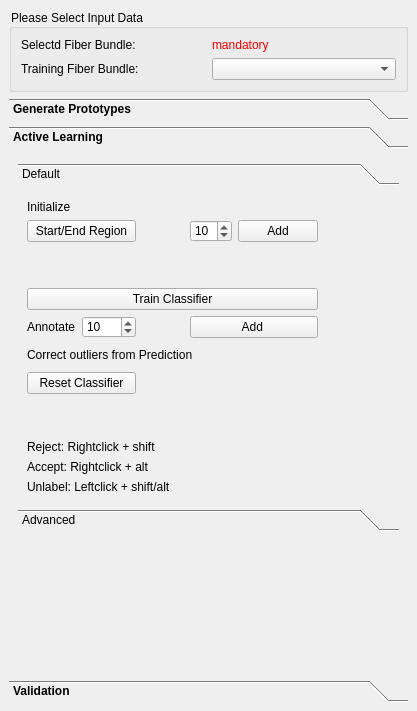
Before: the Qt Designer form Plugins/org.mitk.gui.qt.diffusionimaging.fiberprocessing/src/internal/QmitkInteractiveFiberDissectionViewControls.ui in MIC-DKFZ/MITK-Diffusion, drawn with Qt 5.
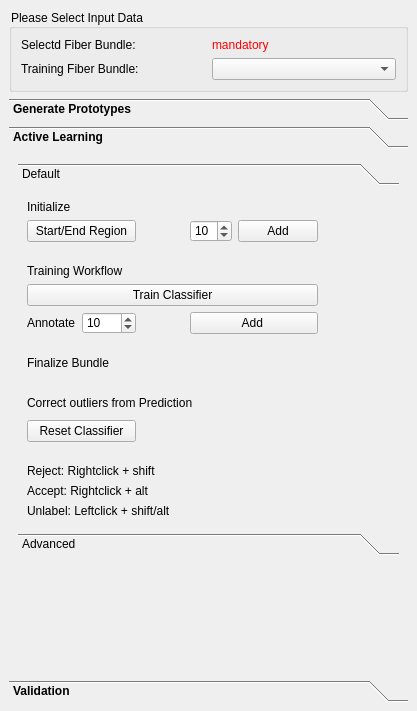
After: the same form once the commit is applied. Icons and pictures are not drawn. Custom widgets are drawn as their Qt base class.

The edit to the form file:
```diff
--- a/Plugins/org.mitk.gui.qt.diffusionimaging.fiberprocessing/src/internal/QmitkInteractiveFiberDissectionViewControls.ui
+++ b/Plugins/org.mitk.gui.qt.diffusionimaging.fiberprocessing/src/internal/QmitkInteractiveFiberDissectionViewControls.ui
@@ -288,159 +288,14 @@
             <x>0</x>
             <y>0</y>
             <width>381</width>
-            <height>343</height>
+            <height>366</height>
            </rect>
           </property>
           <attribute name="label">
            <string>Default</string>
           </attribute>
           <layout class="QGridLayout" name="gridLayout_2">
-           <item row="1" column="0" colspan="2">
-            <widget class="QPushButton" name="m_StreamlineCreation">
-             <property name="text">
-              <string>Start/End Region</string>
-             </property>
-            </widget>
-           </item>
-           <item row="4" column="6">
-            <widget class="QPushButton" name="m_unclabelingBrush">
-             <property name="maximumSize">
-              <size>
-               <width>30</width>
-               <height>30</height>
-              </size>
-             </property>
-             <property name="text">
-              <string/>
-             </property>
-             <property name="icon">
-              <iconset>
-               <normaloff>:/org.mitk.gui.qt.diffusionimaging.fiberprocessing/resources/brush.png</normaloff>:/org.mitk.gui.qt.diffusionimaging.fiberprocessing/resources/brush.png</iconset>
-             </property>
-             <property name="iconSize">
-              <size>
-               <width>32</width>
-               <height>32</height>
-              </size>
-             </property>
-             <property name="flat">
-              <bool>true</bool>
-             </property>
-            </widget>
-           </item>
-           <item row="10" column="0" colspan="4">
-            <widget class="QLabel" name="label_16">
-             <property name="text">
-              <string>Unlabel: Leftclick + shift/alt</string>
-             </property>
-            </widget>
-           </item>
-           <item row="1" column="5">
-            <widget class="QPushButton" name="m_ErazorButton">
-             <property name="maximumSize">
-              <size>
-               <width>30</width>
-               <height>30</height>
-              </size>
-             </property>
-             <property name="text">
-              <string/>
-             </property>
-             <property name="icon">
-              <iconset>
-               <normaloff>:/org.mitk.gui.qt.diffusionimaging.fiberprocessing/resources/eraze.png</normaloff>:/org.mitk.gui.qt.diffusionimaging.fiberprocessing/resources/eraze.png</iconset>
-             </property>
-             <property name="iconSize">
-              <size>
-               <width>32</width>
-               <height>32</height>
-              </size>
-             </property>
-             <property name="flat">
-              <bool>true</bool>
-             </property>
-            </widget>
-           </item>
-           <item row="6" column="0" colspan="2">
-            <widget class="QPushButton" name="m_resetClassifier">
-             <property name="text">
-              <string>Reset Classifier</string>
-             </property>
-            </widget>
-           </item>
-           <item row="1" column="6">
-            <widget class="QPushButton" name="m_BrushButton">
-             <property name="maximumSize">
-              <size>
-               <width>30</width>
-               <height>30</height>
-              </size>
-             </property>
-             <property name="text">
-              <string/>
-             </property>
-             <property name="icon">
-              <iconset>
-               <normaloff>:/org.mitk.gui.qt.diffusionimaging.fiberprocessing/resources/brush.png</normaloff>:/org.mitk.gui.qt.diffusionimaging.fiberprocessing/resources/brush.png</iconset>
-             </property>
-             <property name="iconSize">
-              <size>
-               <width>32</width>
-               <height>32</height>
-              </size>
-             </property>
-             <property name="flat">
-              <bool>true</bool>
-             </property>
-            </widget>
-           </item>
-           <item row="5" column="6">
-            <widget class="QPushButton" name="m_predlabelingBrush">
-             <property name="maximumSize">
-              <size>
-               <width>30</width>
-               <height>30</height>
-              </size>
-             </property>
-             <property name="text">
-              <string/>
-             </property>
-             <property name="icon">
-              <iconset>
-               <normaloff>:/org.mitk.gui.qt.diffusionimaging.fiberprocessing/resources/brush.png</normaloff>:/org.mitk.gui.qt.diffusionimaging.fiberprocessing/resources/brush.png</iconset>
-             </property>
-             <property name="iconSize">
-              <size>
-               <width>32</width>
-               <height>32</height>
-              </size>
-             </property>
-             <property name="flat">
-              <bool>true</bool>
-             </property>
-            </widget>
-           </item>
-           <item row="2" column="0">
-            <spacer name="verticalSpacer_2">
-             <property name="orientation">
-              <enum>Qt::Vertical</enum>
-             </property>
-             <property name="sizeHint" stdset="0">
-              <size>
-               <width>20</width>
-               <height>40</height>
-              </size>
-             </property>
-            </spacer>
-           </item>
-           <item row="9" column="0" colspan="4">
-            <widget class="QLabel" name="label_14">
-             <property name="text">
-              <string>Accept: Rightclick + alt</string>
-             </property>
-            </widget>
-           </item>
-           <item row="4" column="1">
+           <item row="5" column="1">
             <widget class="QSpinBox" name="m_Numtolabel">
              <property name="minimum">
               <number>1</number>
@@ -456,87 +311,59 @@
              </property>
             </widget>
            </item>
-           <item row="7" column="0">
-            <spacer name="verticalSpacer_3">
-             <property name="orientation">
-              <enum>Qt::Vertical</enum>
-             </property>
-             <property name="sizeHint" stdset="0">
-              <size>
-               <width>20</width>
-               <height>40</height>
-              </size>
-             </property>
-            </spacer>
-           </item>
-           <item row="4" column="3" colspan="2">
-            <widget class="QPushButton" name="m_AddUncertainFibers">
-             <property name="text">
-              <string>Add </string>
-             </property>
-            </widget>
-           </item>
-           <item row="4" column="5">
-            <widget class="QPushButton" name="m_unclabeling">
-             <property name="maximumSize">
-              <size>
-               <width>30</width>
-               <height>30</height>
-              </size>
-             </property>
-             <property name="text">
-              <string/>
-             </property>
-             <property name="icon">
-              <iconset>
-               <normaloff>:/org.mitk.gui.qt.diffusionimaging.fiberprocessing/resources/eraze.png</normaloff>:/org.mitk.gui.qt.diffusionimaging.fiberprocessing/resources/eraze.png</iconset>
-             </property>
-             <property name="iconSize">
-              <size>
-               <width>32</width>
-               <height>32</height>
-              </size>
-             </property>
-             <property name="flat">
-              <bool>true</bool>
-             </property>
-            </widget>
-           </item>
-           <item row="3" column="0" colspan="5">
-            <widget class="QPushButton" name="m_TrainClassifier">
-             <property name="text">
-              <string>Train Classifier</string>
-             </property>
-            </widget>
-           </item>
-           <item row="1" column="3">
-            <widget class="QSpinBox" name="m_NumRandomFibers">
-             <property name="value">
-              <number>10</number>
-             </property>
-            </widget>
-           </item>
-           <item row="5" column="0" colspan="5">
-            <widget class="QLabel" name="label_36">
-             <property name="text">
-              <string>Correct outliers from Prediction</string>
-             </property>
-            </widget>
-           </item>
-           <item row="8" column="0" colspan="4">
-            <widget class="QLabel" name="label_15">
-             <property name="text">
-              <string>Reject: Rightclick + shift</string>
-             </property>
-            </widget>
-           </item>
-           <item row="4" column="0">
+           <item row="5" column="0">
             <widget class="QLabel" name="label_5">
              <property name="text">
               <string>Annotate</string>
              </property>
             </widget>
            </item>
+           <item row="9" column="0" colspan="5">
+            <widget class="QLabel" name="label_36">
+             <property name="text">
+              <string>Correct outliers from Prediction</string>
+             </property>
+            </widget>
+           </item>
+           <item row="9" column="6">
+            <widget class="QPushButton" name="m_predlabelingBrush">
+             <property name="maximumSize">
+              <size>
+               <width>30</width>
+               <height>30</height>
+              </size>
+             </property>
+             <property name="text">
+              <string/>
+             </property>
+             <property name="icon">
+              <iconset>
+               <normaloff>:/org.mitk.gui.qt.diffusionimaging.fiberprocessing/resources/brush.png</normaloff>:/org.mitk.gui.qt.diffusionimaging.fiberprocessing/resources/brush.png</iconset>
+             </property>
+             <property name="iconSize">
+              <size>
+               <width>32</width>
+               <height>32</height>
+              </size>
+             </property>
+             <property name="flat">
+              <bool>true</bool>
+             </property>
+            </widget>
+           </item>
+           <item row="2" column="0">
+            <spacer name="verticalSpacer_2">
+             <property name="orientation">
+              <enum>Qt::Vertical</enum>
+             </property>
+             <property name="sizeHint" stdset="0">
+              <size>
+               <width>20</width>
+               <height>40</height>
+              </size>
+             </property>
+            </spacer>
+           </item>
            <item row="1" column="4">
             <widget class="QPushButton" name="m_AddRandomFibers">
              <property name="text">
@@ -544,7 +371,140 @@
              </property>
             </widget>
            </item>
+           <item row="1" column="3">
+            <widget class="QSpinBox" name="m_NumRandomFibers">
+             <property name="value">
+              <number>10</number>
+             </property>
+            </widget>
+           </item>
+           <item row="4" column="0" colspan="5">
+            <widget class="QPushButton" name="m_TrainClassifier">
+             <property name="text">
+              <string>Train Classifier</string>
+             </property>
+            </widget>
+           </item>
+           <item row="6" column="0">
+            <spacer name="verticalSpacer">
+             <property name="orientation">
+              <enum>Qt::Vertical</enum>
+             </property>
+             <property name="sizeHint" stdset="0">
+              <size>
+               <width>20</width>
+               <height>40</height>
+              </size>
+             </property>
+            </spacer>
+           </item>
+           <item row="7" column="0" colspan="2">
+            <widget class="QLabel" name="label_4">
+             <property name="text">
+              <string>Finalize Bundle</string>
+             </property>
+            </widget>
+           </item>
+           <item row="12" column="0" colspan="4">
+            <widget class="QLabel" name="label_15">
+             <property name="text">
+              <string>Reject: Rightclick + shift</string>
+             </property>
+            </widget>
+           </item>
+           <item row="13" column="0" colspan="4">
+            <widget class="QLabel" name="label_14">
+             <property name="text">
+              <string>Accept: Rightclick + alt</string>
+             </property>
+            </widget>
+           </item>
            <item row="5" column="5">
+            <widget class="QPushButton" name="m_unclabeling">
+             <property name="maximumSize">
+              <size>
+               <width>30</width>
+               <height>30</height>
+              </size>
+             </property>
+             <property name="text">
+              <string/>
+             </property>
+             <property name="icon">
+              <iconset>
+               <normaloff>:/org.mitk.gui.qt.diffusionimaging.fiberprocessing/resources/eraze.png</normaloff>:/org.mitk.gui.qt.diffusionimaging.fiberprocessing/resources/eraze.png</iconset>
+             </property>
+             <property name="iconSize">
+              <size>
+               <width>32</width>
+               <height>32</height>
+              </size>
+             </property>
+             <property name="flat">
+              <bool>true</bool>
+             </property>
+            </widget>
+           </item>
+           <item row="5" column="6">
+            <widget class="QPushButton" name="m_unclabelingBrush">
+             <property name="maximumSize">
+              <size>
+               <width>30</width>
+               <height>30</height>
+              </size>
+             </property>
+             <property name="text">
+              <string/>
+             </property>
+             <property name="icon">
+              <iconset>
+               <normaloff>:/org.mitk.gui.qt.diffusionimaging.fiberprocessing/resources/brush.png</normaloff>:/org.mitk.gui.qt.diffusionimaging.fiberprocessing/resources/brush.png</iconset>
+             </property>
+             <property name="iconSize">
+              <size>
+               <width>32</width>
+               <height>32</height>
+              </size>
+             </property>
+             <property name="flat">
+              <bool>true</bool>
+             </property>
+            </widget>
+           </item>
+           <item row="10" column="0" colspan="2">
+            <widget class="QPushButton" name="m_resetClassifier">
+             <property name="text">
+              <string>Reset Classifier</string>
+             </property>
+            </widget>
+           </item>
+           <item row="1" column="6">
+            <widget class="QPushButton" name="m_BrushButton">
+             <property name="maximumSize">
+              <size>
+               <width>30</width>
+               <height>30</height>
+              </size>
+             </property>
+             <property name="text">
+              <string/>
+             </property>
+             <property name="icon">
+              <iconset>
+               <normaloff>:/org.mitk.gui.qt.diffusionimaging.fiberprocessing/resources/brush.png</normaloff>:/org.mitk.gui.qt.diffusionimaging.fiberprocessing/resources/brush.png</iconset>
+             </property>
+             <property name="iconSize">
+              <size>
+               <width>32</width>
+               <height>32</height>
+              </size>
+             </property>
+             <property name="flat">
+              <bool>true</bool>
+             </property>
+            </widget>
+           </item>
+           <item row="9" column="5">
             <widget class="QPushButton" name="m_predlabeling">
              <property name="maximumSize">
               <size>
@@ -570,6 +530,40 @@
              </property>
             </widget>
            </item>
+           <item row="5" column="3" colspan="2">
+            <widget class="QPushButton" name="m_AddUncertainFibers">
+             <property name="text">
+              <string>Add </string>
+             </property>
+            </widget>
+           </item>
+           <item row="14" column="0" colspan="4">
+            <widget class="QLabel" name="label_16">
+             <property name="text">
+              <string>Unlabel: Leftclick + shift/alt</string>
+             </property>
+            </widget>
+           </item>
+           <item row="1" column="0" colspan="2">
+            <widget class="QPushButton" name="m_StreamlineCreation">
+             <property name="text">
+              <string>Start/End Region</string>
+             </property>
+            </widget>
+           </item>
+           <item row="11" column="0">
+            <spacer name="verticalSpacer_3">
+             <property name="orientation">
+              <enum>Qt::Vertical</enum>
+             </property>
+             <property name="sizeHint" stdset="0">
+              <size>
+               <width>20</width>
+               <height>40</height>
+              </size>
+             </property>
+            </spacer>
+           </item>
            <item row="0" column="0">
             <widget class="QLabel" name="label">
              <property name="text">
@@ -577,6 +571,52 @@
              </property>
             </widget>
            </item>
+           <item row="3" column="0" colspan="2">
+            <widget class="QLabel" name="label_3">
+             <property name="text">
+              <string>Training Workflow</string>
+             </property>
+            </widget>
+           </item>
+           <item row="1" column="5">
+            <widget class="QPushButton" name="m_ErazorButton">
+             <property name="maximumSize">
+              <size>
+               <width>30</width>
+               <height>30</height>
+              </size>
+             </property>
+             <property name="text">
+              <string/>
+             </property>
+             <property name="icon">
+              <iconset>
+               <normaloff>:/org.mitk.gui.qt.diffusionimaging.fiberprocessing/resources/eraze.png</normaloff>:/org.mitk.gui.qt.diffusionimaging.fiberprocessing/resources/eraze.png</iconset>
+             </property>
+             <property name="iconSize">
+              <size>
+               <width>32</width>
+               <height>32</height>
+              </size>
+             </property>
+             <property name="flat">
+              <bool>true</bool>
+             </property>
+            </widget>
+           </item>
+           <item row="8" column="0">
+            <spacer name="verticalSpacer_4">
+             <property name="orientation">
+              <enum>Qt::Vertical</enum>
+             </property>
+             <property name="sizeHint" stdset="0">
+              <size>
+               <width>20</width>
+               <height>40</height>
+              </size>
+             </property>
+            </spacer>
+           </item>
           </layout>
          </widget>
          <widget class="QWidget" name="page_18">
```
